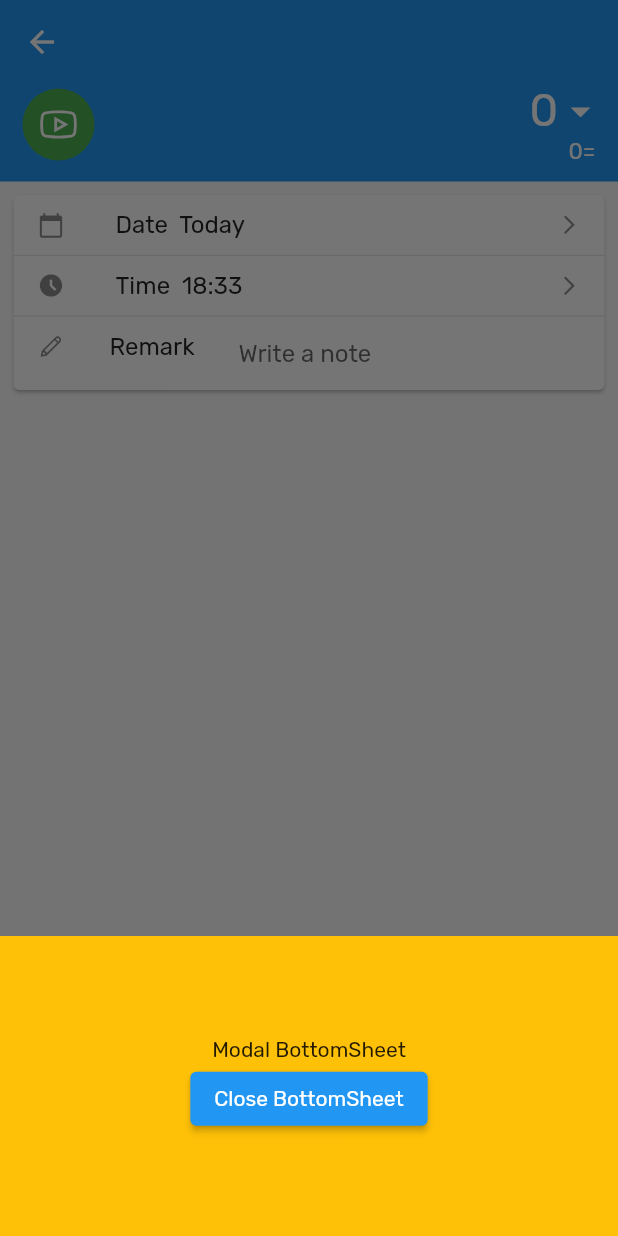
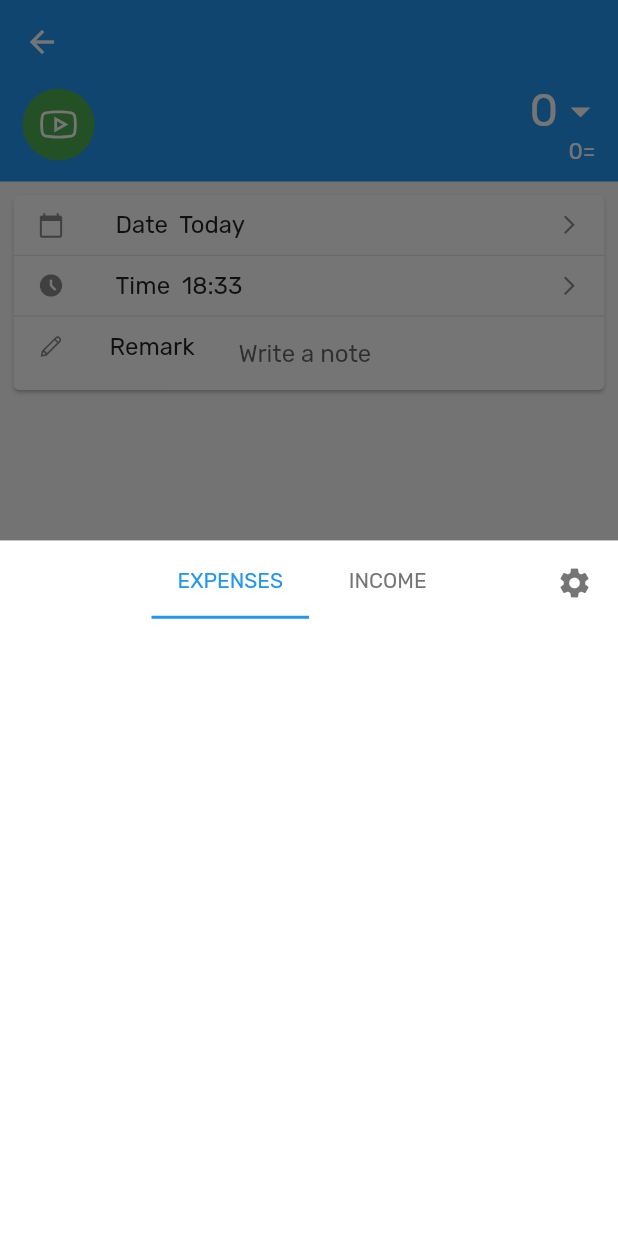
Before and after one commit to imcybergeek/budget, a Flutter app: the NewIOScreen screen opened directly with empty values, after a tap on an icon or button, on a phone screen of 412 x 824 dp. Run offline on Flutter 3.47's test engine with Material 2 defaults, Android fonts, the phone set to English and light mode, and no system bars; our stand-ins replace line_icons, percent_indicator.

Commit message:
Finished popUp screen

```diff
--- a/lib/screens/new_IO_screen.dart
+++ b/lib/screens/new_IO_screen.dart
@@ -1,4 +1,5 @@
 import 'package:budget/main.dart';
+import 'package:budget/screens/popUp_screen.dart';
 import 'package:flutter/material.dart';
 import 'package:line_icons/line_icons.dart';
 
@@ -41,29 +42,10 @@ class NewIOScreen extends StatelessWidget {
                               ),
                               iconSize: 30,
                               onPressed: () {
-                                showModalBottomSheet<void>(
+                                showModalBottomSheet(
                                   context: context,
                                   builder: (BuildContext context) {
-                                    return Container(
-                                      height: 200,
-                                      color: Colors.amber,
-                                      child: Center(
-                                        child: Column(
-                                          mainAxisAlignment:
-                                              MainAxisAlignment.center,
-                                          mainAxisSize: MainAxisSize.min,
-                                          children: <Widget>[
-                                            const Text('Modal BottomSheet'),
-                                            ElevatedButton(
-                                              child: const Text(
-                                                  'Close BottomSheet'),
-                                              onPressed: () =>
-                                                  Navigator.pop(context),
-                                            )
-                                          ],
-                                        ),
-                                      ),
-                                    );
+                                    return popUpScreen();
                                   },
                                 );
                               },
--- a/lib/screens/popUp_screen.dart
+++ b/lib/screens/popUp_screen.dart
@@ -1,57 +1,48 @@
 import 'package:flutter/material.dart';
 
-void main() => runApp(const MyApp());
-
-class MyApp extends StatelessWidget {
-  const MyApp({Key? key}) : super(key: key);
-
-  static const String _title = 'Flutter Code Sample';
+class popUpScreen extends StatelessWidget {
+  const popUpScreen({Key? key}) : super(key: key);
 
   @override
   Widget build(BuildContext context) {
-    return MaterialApp(
-      title: _title,
-      home: Scaffold(
-        appBar: AppBar(title: const Text(_title)),
-        body: const MyStatelessWidget(),
+    return DefaultTabController(
+      length: 2,
+      child: Scaffold(
+        backgroundColor: Colors.white,
+        appBar: AppBar(
+          elevation: 0,
+          backgroundColor: Colors.white,
+          centerTitle: true,
+          automaticallyImplyLeading: false,
+          title: SizedBox(
+            width: 210,
+            child: TabBar(
+              labelColor: Colors.blue,
+              unselectedLabelColor: Colors.grey[600],
+              tabs: [
+                Tab(
+                  text: "EXPENSES",
+                ),
+                Tab(
+                  text: "INCOME",
+                ),
+              ],
+            ),
+          ),
+          actions: [
+            IconButton(
+              onPressed: () {},
+              icon: Icon(
+                Icons.settings,
+                color: Colors.grey[600],
+              ),
+            ),
+            SizedBox(
+              width: 5,
+            ),
+          ],
+        ),
       ),
     );
   }
 }
-
-class MyStatelessWidget extends StatelessWidget {
-  const MyStatelessWidget({Key? key}) : super(key: key);
-
-  @override
-  Widget build(BuildContext context) {
-    return Center(
-      child: ElevatedButton(
-        child: const Text('showModalBottomSheet'),
-        onPressed: () {
-          showModalBottomSheet<void>(
-            context: context,
-            builder: (BuildContext context) {
-              return Container(
-                height: 200,
-                color: Colors.amber,
-                child: Center(
-                  child: Column(
-                    mainAxisAlignment: MainAxisAlignment.center,
-                    mainAxisSize: MainAxisSize.min,
-                    children: <Widget>[
-                      const Text('Modal BottomSheet'),
-                      ElevatedButton(
-                        child: const Text('Close BottomSheet'),
-                        onPressed: () => Navigator.pop(context),
-                      )
-                    ],
-                  ),
-                ),
-              );
-            },
-          );
-        },
-      ),
-    );
-  }
-}
```
